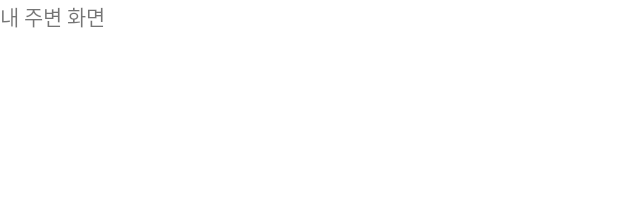
After one commit to penta-trespassers/neodoollae-android, an Android app: the layout fragment_friend.xml on its own in the app's theme, with its tools: preview values and no code run, on a phone screen of 412 x 824 dp. The commit adds this screen. Shown: the top 197 px of the screen. Run offline under Robolectric (Android 15) with nearby library versions, the phone set to English and light mode, and no system bars.

Commit message:
화면 별 프래그먼트 및 xml 생성

```diff
--- /dev/null
+++ b/app/src/main/res/layout/fragment_friend.xml
@@ -0,0 +1,20 @@
+<?xml version="1.0" encoding="utf-8"?>
+<androidx.constraintlayout.widget.ConstraintLayout xmlns:android="http://schemas.android.com/apk/res/android"
+    xmlns:app="http://schemas.android.com/apk/res-auto"
+    xmlns:tools="http://schemas.android.com/tools"
+    android:layout_width="match_parent"
+    android:layout_height="match_parent"
+    tools:context=".view.login.HomeFragment">
+
+    <!-- TODO: Update blank fragment layout -->
+    <TextView
+        android:layout_width="0dp"
+        android:layout_height="0dp"
+        android:text="내 주변 화면"
+        app:layout_constraintBottom_toBottomOf="parent"
+        app:layout_constraintEnd_toEndOf="parent"
+        app:layout_constraintStart_toStartOf="parent"
+        app:layout_constraintTop_toTopOf="parent"
+        tools:ignore="HardcodedText" />
+
+</androidx.constraintlayout.widget.ConstraintLayout>
--- a/app/src/main/res/menu/bottom_navigation.xml
+++ b/app/src/main/res/menu/bottom_navigation.xml
@@ -11,12 +11,15 @@
         android:icon="@drawable/ic_location_on_black_24dp"
         android:title="@string/around" />
     <item
+        android:id="@+id/friendItem"
         android:icon="@drawable/ic_people_black_24dp"
         android:title="@string/friend" />
     <item
+        android:id="@+id/noticeItem"
         android:icon="@drawable/ic_notifications_black_24dp"
         android:title="@string/notice" />
     <item
+        android:id="@+id/myPageItem"
         android:icon="@drawable/ic_manage_accounts_black_24dp"
         android:title="@string/my_page" />
 
```
Also changed, not shown: app/src/main/java/com/instructor/nedoollae/view/login/FriendFragment.kt (added, +27 -0 lines), app/src/main/java/com/instructor/nedoollae/view/login/MainActivity.kt (+18 -0 lines), app/src/main/java/com/instructor/nedoollae/view/login/MyPageFragment.kt (added, +27 -0 lines), app/src/main/java/com/instructor/nedoollae/view/login/NoticeFragment.kt (added, +27 -0 lines), app/src/main/res/layout/fragment_my_page.xml (added, +20 -0 lines), app/src/main/res/layout/fragment_notice.xml (added, +20 -0 lines).
